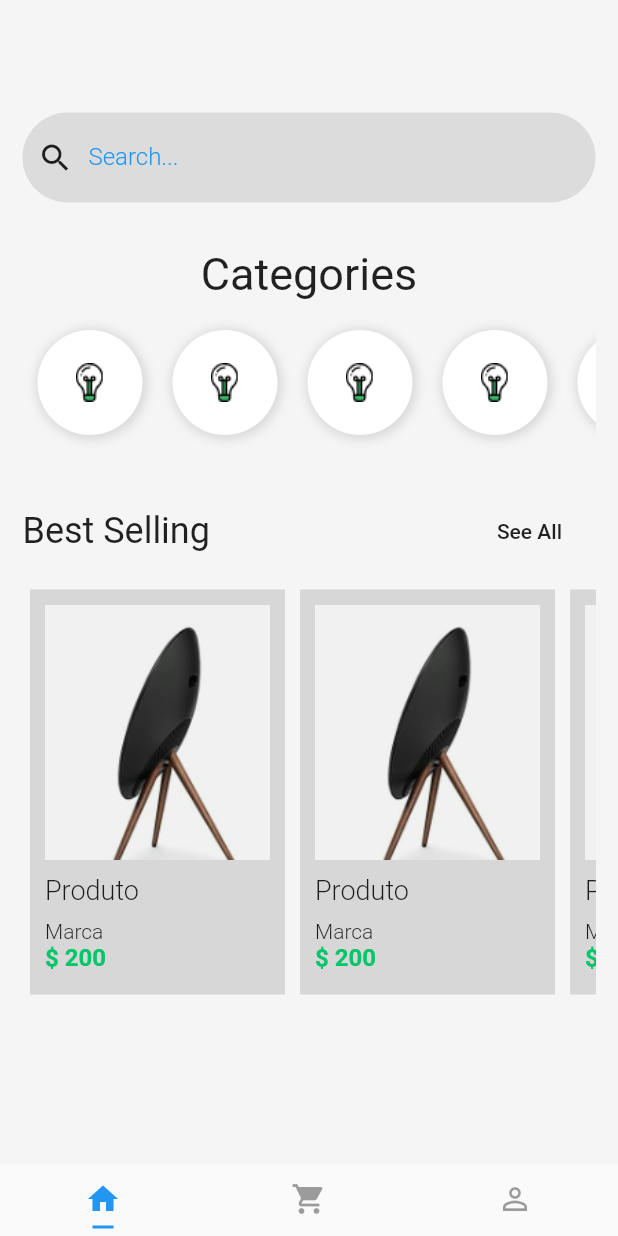
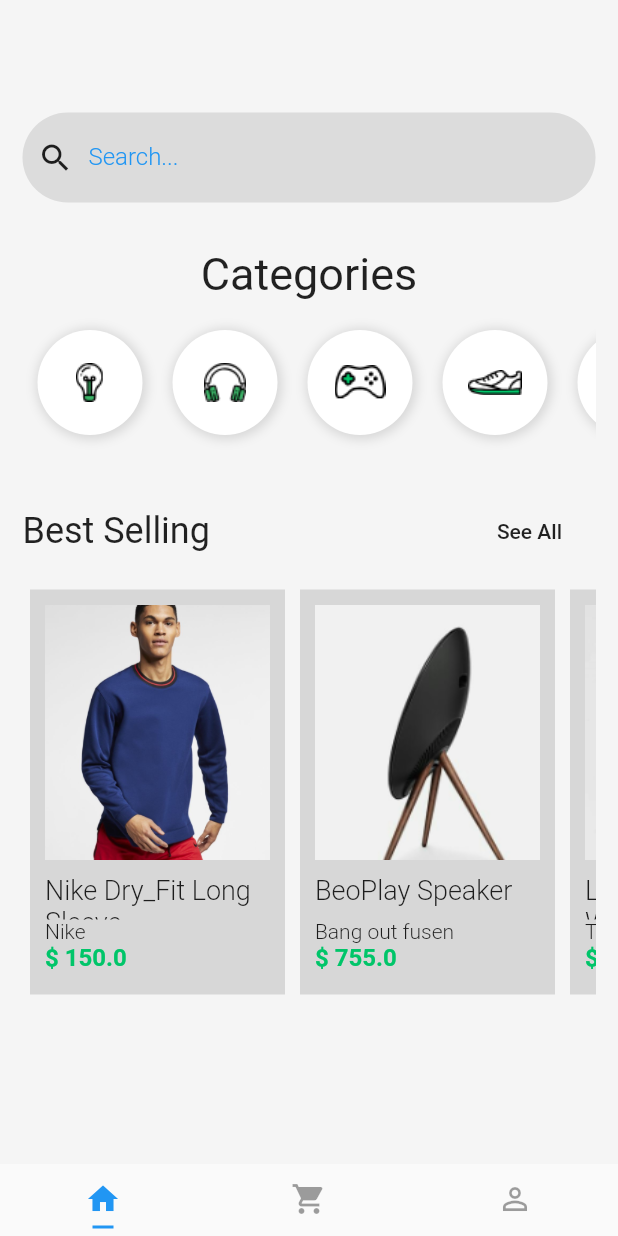
Before and after one commit to pedrosales/shopping, a Flutter app: the screen it shows after launch, on a phone screen of 412 x 824 dp. Run offline on Flutter 3.47's test engine with Material 2 defaults, Android fonts, the phone set to English and light mode, and no system bars.

Commit message:
product card

```diff
--- a/lib/pages/home.page.dart
+++ b/lib/pages/home.page.dart
@@ -1,5 +1,7 @@
 import 'package:flutter/material.dart';
 import 'package:shopping/pages/product.page.dart';
+import 'package:shopping/widgets/category/category-list.widget.dart';
+import 'package:shopping/widgets/product/product-card.widget.dart';
 import 'package:shopping/widgets/search-box.widget.dart';
 
 class HomePage extends StatelessWidget {
@@ -29,7 +31,7 @@ class HomePage extends StatelessWidget {
             ),
             Container(
               height: 90,
-              child: categoryList(),
+              child: CategoryList(),
             ),
             SizedBox(
               height: 30,
@@ -61,117 +63,27 @@ class HomePage extends StatelessWidget {
   }
 }
 
-Widget categoryList() {
-  return Container(
-    child: ListView(
-      scrollDirection: Axis.horizontal,
-      children: <Widget>[
-        categoryItem(),
-        categoryItem(),
-        categoryItem(),
-        categoryItem(),
-        categoryItem(),
-        categoryItem(),
-        categoryItem(),
-        categoryItem(),
-      ],
-    ),
-  );
-}
-
-Widget categoryItem() {
-  return Container(
-    width: 70,
-    height: 70,
-    margin: EdgeInsets.all(10),
-    padding: EdgeInsets.all(10),
-    decoration: BoxDecoration(
-      color: Colors.white,
-      boxShadow: [
-        new BoxShadow(
-          color: Colors.black12,
-          offset: new Offset(1, 1),
-          blurRadius: 5,
-          spreadRadius: 2,
-        ),
-      ],
-      borderRadius: BorderRadius.all(
-        Radius.circular(64),
-      ),
-    ),
-    child: Image.asset("assets/Icon_Devices.png"),
-  );
-}
-
 Widget productList(BuildContext context) {
   return Container(
     child: ListView(
       scrollDirection: Axis.horizontal,
       children: <Widget>[
-        productItem(context),
-        productItem(context),
-        productItem(context),
-        productItem(context),
-        productItem(context),
+        ProductCard(
+            image: "assets/product-10.png",
+            title: "Nike Dry_Fit Long Sleeve",
+            desciption: "Nike",
+            price: 150),
+        ProductCard(
+            image: "assets/product-1.png",
+            title: "BeoPlay Speaker",
+            desciption: "Bang out fusen",
+            price: 755),
+        ProductCard(
+            image: "assets/product-2.png",
+            title: "Leather Wristwatch",
+            desciption: "Tag Heuer",
+            price: 450),
       ],
     ),
   );
 }
-
-Widget productItem(BuildContext context) {
-  return Container(
-    padding: EdgeInsets.all(10),
-    margin: EdgeInsets.all(5),
-    width: 170,
-    color: Colors.black12,
-    child: Column(
-      crossAxisAlignment: CrossAxisAlignment.start,
-      children: <Widget>[
-        GestureDetector(
-          onTap: () {
-            Navigator.push(
-              context,
-              MaterialPageRoute(
-                builder: (context) => ProductPage(),
-              ),
-            );
-          },
-          child: Image.asset(
-            "assets/product-1.png",
-            width: 170,
-            height: 170,
-            fit: BoxFit.cover,
-          ),
-        ),
-        SizedBox(
-          height: 10,
-        ),
-        Container(
-          height: 30,
-          child: Text(
-            "Produto",
-            style: TextStyle(
-              fontSize: 18,
-              fontWeight: FontWeight.w300,
-            ),
-          ),
-        ),
-        Text(
-          "Marca",
-          style: TextStyle(
-            fontSize: 14,
-            fontWeight: FontWeight.w300,
-          ),
-        ),
-        Text(
-          "\$ 200",
-          style: TextStyle(
-            fontSize: 16,
-            fontWeight: FontWeight.bold,
-            color: Color(0xFF00C569),
-          ),
-        ),
-      ],
-    ),
-  );
-}
--- /dev/null
+++ b/lib/widgets/category/category-item.widget.dart
@@ -0,0 +1,32 @@
+import 'package:flutter/material.dart';
+
+class CategoryItem extends StatelessWidget {
+  final String image;
+
+  CategoryItem({@required this.image});
+
+  @override
+  Widget build(BuildContext context) {
+    return Container(
+      width: 70,
+      height: 70,
+      margin: EdgeInsets.all(10),
+      padding: EdgeInsets.all(10),
+      decoration: BoxDecoration(
+        color: Colors.white,
+        boxShadow: [
+          new BoxShadow(
+            color: Colors.black12,
+            offset: new Offset(1, 1),
+            blurRadius: 5,
+            spreadRadius: 2,
+          ),
+        ],
+        borderRadius: BorderRadius.all(
+          Radius.circular(64),
+        ),
+      ),
+      child: Image.asset(this.image),
+    );
+  }
+}
--- /dev/null
+++ b/lib/widgets/category/category-list.widget.dart
@@ -0,0 +1,21 @@
+import 'package:flutter/material.dart';
+
+import 'category-item.widget.dart';
+
+class CategoryList extends StatelessWidget {
+  @override
+  Widget build(BuildContext context) {
+    return Container(
+      child: ListView(
+        scrollDirection: Axis.horizontal,
+        children: <Widget>[
+          CategoryItem(image: "assets/Icon_Devices.png"),
+          CategoryItem(image: "assets/Icon_Gadgets.png"),
+          CategoryItem(image: "assets/Icon_Gaming.png"),
+          CategoryItem(image: "assets/Icon_Mens_Shoe.png"),
+          CategoryItem(image: "assets/Icon_Womens_Shoe.png"),
+        ],
+      ),
+    );
+  }
+}
--- /dev/null
+++ b/lib/widgets/product/product-card.widget.dart
@@ -0,0 +1,74 @@
+import 'package:flutter/material.dart';
+import 'package:shopping/pages/product.page.dart';
+
+class ProductCard extends StatelessWidget {
+  final String image;
+  final String title;
+  final String desciption;
+  final double price;
+
+  ProductCard(
+      {@required this.image,
+      @required this.title,
+      @required this.desciption,
+      @required this.price});
+
+  @override
+  Widget build(BuildContext context) {
+    return Container(
+      padding: EdgeInsets.all(10),
+      margin: EdgeInsets.all(5),
+      width: 170,
+      color: Colors.black12,
+      child: Column(
+        crossAxisAlignment: CrossAxisAlignment.start,
+        children: <Widget>[
+          GestureDetector(
+            onTap: () {
+              Navigator.push(
+                context,
+                MaterialPageRoute(
+                  builder: (context) => ProductPage(),
+                ),
+              );
+            },
+            child: Image.asset(
+              image,
+              width: 170,
+              height: 170,
+              fit: BoxFit.cover,
+            ),
+          ),
+          SizedBox(
+            height: 10,
+          ),
+          Container(
+            height: 30,
+            child: Text(
+              title,
+              style: TextStyle(
+                fontSize: 18,
+                fontWeight: FontWeight.w300,
+              ),
+            ),
+          ),
+          Text(
+            desciption,
+            style: TextStyle(
+              fontSize: 14,
+              fontWeight: FontWeight.w300,
+            ),
+          ),
+          Text(
+            "\$ $price",
+            style: TextStyle(
+              fontSize: 16,
+              fontWeight: FontWeight.bold,
+              color: Color(0xFF00C569),
+            ),
+          ),
+        ],
+      ),
+    );
+  }
+}
```
Also changed, not shown: lib/widgets/product/product-list.widget.dart (added).
